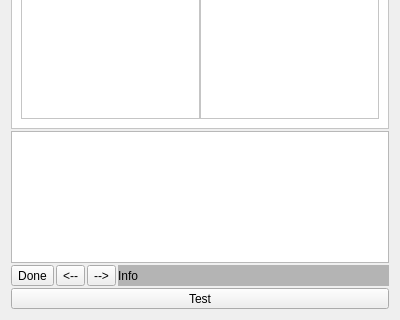
The window that src/dlgMemos.ui (ic005k/Knot-Legacy) describes before a commit, drawn with Qt 5; both pictures show x 0 to 400 and y 156 to 476 of the 400 by 476 pixel window.
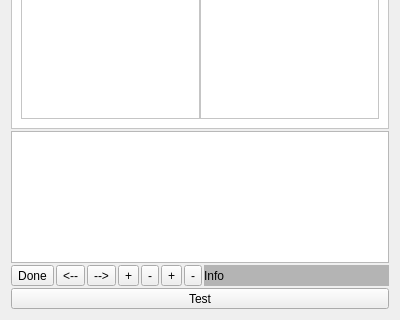
The same window after the commit. Icons and pictures are not drawn.

```diff
--- a/src/dlgMemos.ui
+++ b/src/dlgMemos.ui
@@ -674,6 +674,34 @@
        </property>
       </widget>
      </item>
+     <item>
+      <widget class="QToolButton" name="btnL1">
+       <property name="text">
+        <string>+</string>
+       </property>
+      </widget>
+     </item>
+     <item>
+      <widget class="QToolButton" name="btnL0">
+       <property name="text">
+        <string>-</string>
+       </property>
+      </widget>
+     </item>
+     <item>
+      <widget class="QToolButton" name="btnR1">
+       <property name="text">
+        <string>+</string>
+       </property>
+      </widget>
+     </item>
+     <item>
+      <widget class="QToolButton" name="btnR0">
+       <property name="text">
+        <string>-</string>
+       </property>
+      </widget>
+     </item>
      <item>
       <widget class="QLabel" name="lblInfo">
        <property name="styleSheet">
```
